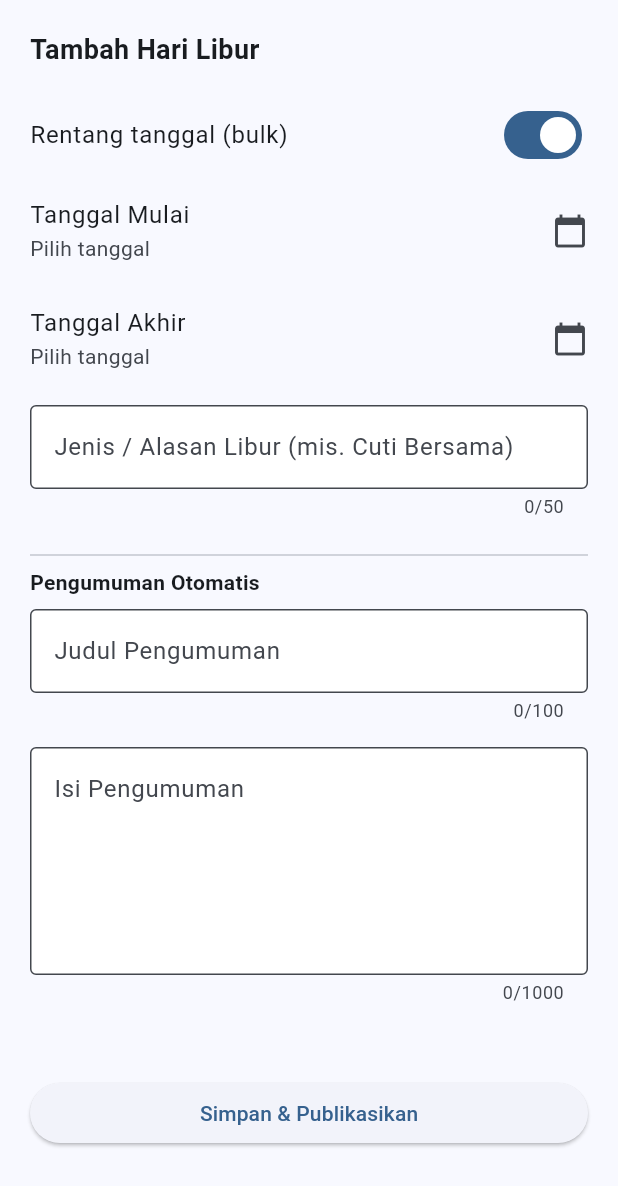
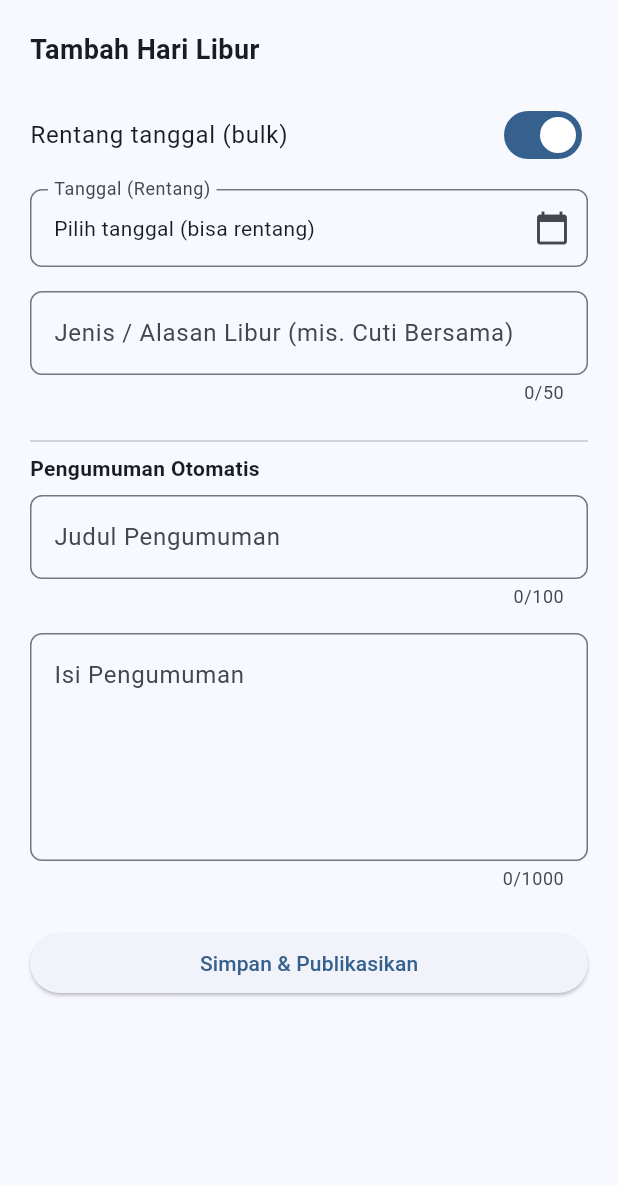
Before and after one commit to SILVERGOLDZ/Logikreasi_Absensi_App, a Flutter app: the _HolidayFormSheet widget shown alone on an empty page, opened directly with empty values, after a tap on "Rentang tanggal (bulk)", on a phone screen of 412 x 824 dp. Shown: the top 1186 px of the screen. Run offline on Flutter 3.47's test engine with Material 3 defaults, Android fonts, the phone set to English and light mode, and no system bars; our stand-ins replace camera, dio, file_picker, firebase_core, firebase_messaging, flutter_local_notifications and 9 more; accounts and stored records are empty; network calls fail.

Commit message:
refact: holiday_management_screen -> calendar and snackbar improved

```diff
--- a/lib/screens/admin/holiday_management_screen.dart
+++ b/lib/screens/admin/holiday_management_screen.dart
@@ -7,6 +7,7 @@ import 'package:absensi_app/utils/title_case_helper.dart';
 
 import '../../services/holiday_api.dart';
 import '../../widgets/app_scaffold.dart';
+import '../../widgets/snackbar.dart';
 
 class HolidayManagementScreen extends StatefulWidget {
   const HolidayManagementScreen({super.key});
@@ -19,7 +20,6 @@ class _HolidayManagementScreenState extends State<HolidayManagementScreen> {
   DateTime _focusedMonth = DateTime.now();
   List<dynamic> _holidays = [];
   bool _isLoading = false;
-
 
   Set<DateTime> get _activeHolidayDates {
     return _holidays
@@ -46,7 +46,7 @@ class _HolidayManagementScreenState extends State<HolidayManagementScreen> {
       );
       setState(() => _holidays = data);
     } catch (e) {
-      _showSnack('Gagal memuat data hari libur');
+      if (mounted) showErrorSnackBar(context, 'Gagal memuat data hari libur');
     } finally {
       setState(() => _isLoading = false);
     }
@@ -57,11 +57,6 @@ class _HolidayManagementScreenState extends State<HolidayManagementScreen> {
       _focusedMonth = DateTime(_focusedMonth.year, _focusedMonth.month + offset, 1);
     });
     _loadHolidays();
-  }
-
-  void _showSnack(String msg) {
-    if (!mounted) return;
-    ScaffoldMessenger.of(context).showSnackBar(SnackBar(content: Text(msg)));
   }
 
   Future<void> _cancelHoliday(int id) async {
@@ -80,10 +75,10 @@ class _HolidayManagementScreenState extends State<HolidayManagementScreen> {
 
     try {
       await HolidayApi.cancel(id);
-      _showSnack('Hari libur dibatalkan');
+      if (mounted) showSuccessSnackBar(context, 'Hari libur dibatalkan');
       _loadHolidays();
     } catch (e) {
-      _showSnack('Gagal membatalkan');
+      if (mounted) showErrorSnackBar(context, 'Gagal membatalkan');
     }
   }
 
@@ -160,7 +155,7 @@ class _HolidayManagementScreenState extends State<HolidayManagementScreen> {
                         trailing: isCancelled
                             ? const Chip(label: Text('Dibatalkan'))
                             : DateTime.parse(h['date']).isBefore(DateTime.now().toLocal())? null
-                              : IconButton(
+                            : IconButton(
                           icon: const Icon(Icons.delete_outline, color: Colors.red),
                           onPressed: () => _cancelHoliday(h['id']),
                         ),
@@ -218,20 +213,25 @@ class _HolidayFormSheetState extends State<_HolidayFormSheet> {
     super.dispose();
   }
 
-  Future<void> _pickDate({required bool isStart}) async {
-    DateTime candidate = DateTime.now();
-    final normalized = DateTime(candidate.year, candidate.month, candidate.day);
-
-    // kalau hari ini sudah libur, geser ke depan sampai ketemu yang kosong
-    DateTime initial = normalized;
+  DateTime _firstAvailableDate() {
+    final today = DateTime.now();
+    DateTime initial = DateTime(today.year, today.month, today.day);
     while (widget.existingDates.contains(initial)) {
       initial = initial.add(const Duration(days: 1));
     }
+    return initial;
+  }
+
+  // Mode tanggal tunggal: pakai showDatePicker + selectableDayPredicate
+  // supaya tanggal yang sudah jadi hari libur tidak bisa dipilih lagi.
+  Future<void> _pickSingleDate() async {
+    final today = DateTime.now();
+    final todayNormalized = DateTime(today.year, today.month, today.day);
 
     final picked = await showDatePicker(
       context: context,
-      initialDate: initial,
-      firstDate: DateTime(2020),
+      initialDate: _firstAvailableDate(),
+      firstDate: todayNormalized,
       lastDate: DateTime(2035),
       selectableDayPredicate: (day) {
         final d = DateTime(day.year, day.month, day.day);
@@ -240,15 +240,41 @@ class _HolidayFormSheetState extends State<_HolidayFormSheet> {
     );
     if (picked == null) return;
     setState(() {
-      if (isStart) {
-        _startDate = picked;
-        if (_isRange && _endDate != null && _endDate!.isBefore(picked)) {
-          _endDate = null;
-        }
-      } else {
-        _endDate = picked;
-      }
+      _startDate = picked;
+      _endDate = null;
     });
+  }
+
+  // Mode rentang: konsisten dengan LeaveFormScreen, pakai showDateRangePicker.
+  // showDateRangePicker tidak mendukung selectableDayPredicate, jadi validasi
+  // bentrok tanggal tetap dilakukan saat submit.
+  Future<void> _pickDateRange() async {
+    final today = DateTime.now();
+    final todayNormalized = DateTime(today.year, today.month, today.day);
+
+    final initialRange = (_startDate != null && _endDate != null)
+        ? DateTimeRange(start: _startDate!, end: _endDate!)
+        : DateTimeRange(start: _firstAvailableDate(), end: _firstAvailableDate());
+
+    final picked = await showDateRangePicker(
+      context: context,
+      firstDate: todayNormalized,
+      lastDate: DateTime(2035),
+      initialDateRange: initialRange,
+    );
+    if (picked == null) return;
+    setState(() {
+      _startDate = picked.start;
+      _endDate = picked.end;
+    });
+  }
+
+  void _pickDate() {
+    if (_isRange) {
+      _pickDateRange();
+    } else {
+      _pickSingleDate();
+    }
   }
 
   List<DateTime> _datesInRange(DateTime start, DateTime end) {
@@ -283,7 +309,6 @@ class _HolidayFormSheetState extends State<_HolidayFormSheet> {
         .toList();
 
     if (conflicts.isNotEmpty) {
-      final fmt = DateFormat('dd MMM yyyy');
       setState(() => _errorMessage = 'Tidak boleh ada libur di rentang tanggal yang dipilih');
       return; // stop sebelum hit API
     }
@@ -299,11 +324,12 @@ class _HolidayFormSheetState extends State<_HolidayFormSheet> {
         content: _contentController.text.trim(),
       );
       widget.onSaved();
-    }catch (e) {
+    } catch (e) {
       if (e is DioException) {
         debugPrint("STATUS: ${e.response?.statusCode}");
         debugPrint("DATA: ${e.response?.data}");
       }
+      if (mounted) showErrorSnackBar(context, 'Gagal menyimpan hari libur');
     } finally {
       if (mounted) setState(() => _isSubmitting = false);
     }
@@ -329,32 +355,38 @@ class _HolidayFormSheetState extends State<_HolidayFormSheet> {
                 contentPadding: EdgeInsets.zero,
                 title: const Text('Rentang tanggal (bulk)'),
                 value: _isRange,
-                onChanged: (v) => setState(() => _isRange = v),
+                onChanged: (v) => setState(() {
+                  _isRange = v;
+                  if (!v) _endDate = null;
+                }),
               ),
-              ListTile(
-                contentPadding: EdgeInsets.zero,
-                title: Text(_isRange ? 'Tanggal Mulai' : 'Tanggal'),
-                subtitle: Text(_startDate != null ? fmt.format(_startDate!) : 'Pilih tanggal'),
-                trailing: const Icon(Icons.calendar_today),
-                onTap: () => _pickDate(isStart: true),
+              const SizedBox(height: 8),
+              InkWell(
+                onTap: _pickDate,
+                child: InputDecorator(
+                  decoration: InputDecoration(
+                    labelText: _isRange ? 'Tanggal (Rentang)' : 'Tanggal',
+                    border: OutlineInputBorder(borderRadius: BorderRadius.circular(8)),
+                    suffixIcon: const Icon(Icons.calendar_today),
+                  ),
+                  child: Text(
+                    _startDate == null
+                        ? 'Pilih tanggal${_isRange ? ' (bisa rentang)' : ''}'
+                        : _isRange
+                        ? (_endDate != null
+                        ? '${fmt.format(_startDate!)} - ${fmt.format(_endDate!)}'
+                        : fmt.format(_startDate!))
+                        : fmt.format(_startDate!),
+                  ),
+                ),
               ),
-              if (_isRange)
-                ListTile(
-                  contentPadding: EdgeInsets.zero,
-                  title: const Text('Tanggal Akhir'),
-                  subtitle: Text(_endDate != null ? fmt.format(_endDate!) : 'Pilih tanggal'),
-                  trailing: const Icon(Icons.calendar_today),
-                  onTap: () => _pickDate(isStart: false),
-                ),
-              const SizedBox(height: 8),
+              const SizedBox(height: 16),
               TextFormField(
                 controller: _reasonController,
                 maxLength: TextFormConfig.shortTitle,
-                decoration: const InputDecoration(
+                decoration: InputDecoration(
                   labelText: 'Jenis / Alasan Libur (mis. Cuti Bersama)',
-                  border: OutlineInputBorder(),
-                  filled: true,
-                  fillColor: Colors.white,
+                  border: OutlineInputBorder(borderRadius: BorderRadius.circular(8)),
                 ),
                 validator: (v) => (v == null || v.trim().isEmpty) ? 'Wajib diisi' : null,
               ),
@@ -365,11 +397,9 @@ class _HolidayFormSheetState extends State<_HolidayFormSheet> {
               TextFormField(
                 controller: _titleController,
                 maxLength: TextFormConfig.title,
-                decoration: const InputDecoration(
+                decoration: InputDecoration(
                   labelText: 'Judul Pengumuman',
-                  border: OutlineInputBorder(),
-                  filled: true,
-                  fillColor: Colors.white,
+                  border: OutlineInputBorder(borderRadius: BorderRadius.circular(8)),
                 ),
                 validator: (v) => (v == null || v.trim().isEmpty) ? 'Wajib diisi' : null,
               ),
@@ -377,12 +407,10 @@ class _HolidayFormSheetState extends State<_HolidayFormSheet> {
               TextFormField(
                 controller: _contentController,
                 maxLength: TextFormConfig.largeContent,
-                decoration: const InputDecoration(
+                decoration: InputDecoration(
                   labelText: 'Isi Pengumuman',
-                  border: OutlineInputBorder(),
+                  border: OutlineInputBorder(borderRadius: BorderRadius.circular(8)),
                   alignLabelWithHint: true,
-                  filled: true,
-                  fillColor: Colors.white,
                 ),
                 maxLines: 5,
                 validator: (v) => (v == null || v.trim().isEmpty) ? 'Wajib diisi' : null,
@@ -412,7 +440,6 @@ class _HolidayFormSheetState extends State<_HolidayFormSheet> {
                     ),
                   ),
                 ),
-              const SizedBox(height: 24),
               ElevatedButton(
                 onPressed: _isSubmitting ? null : _submit,
                 child: _isSubmitting
```
